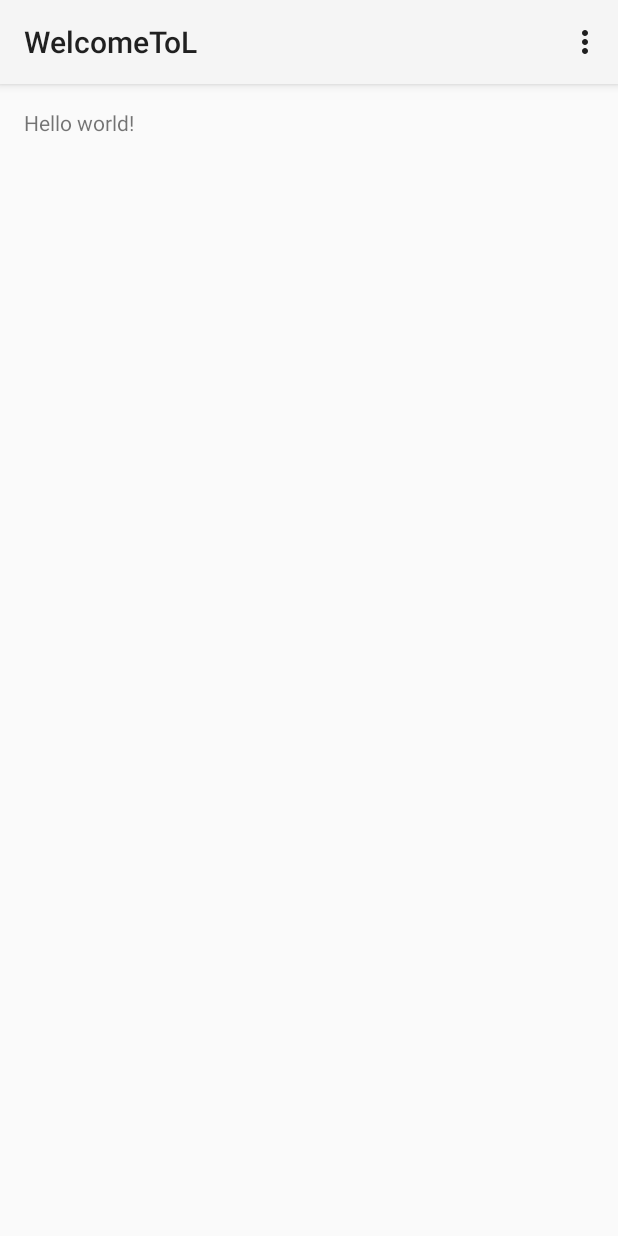
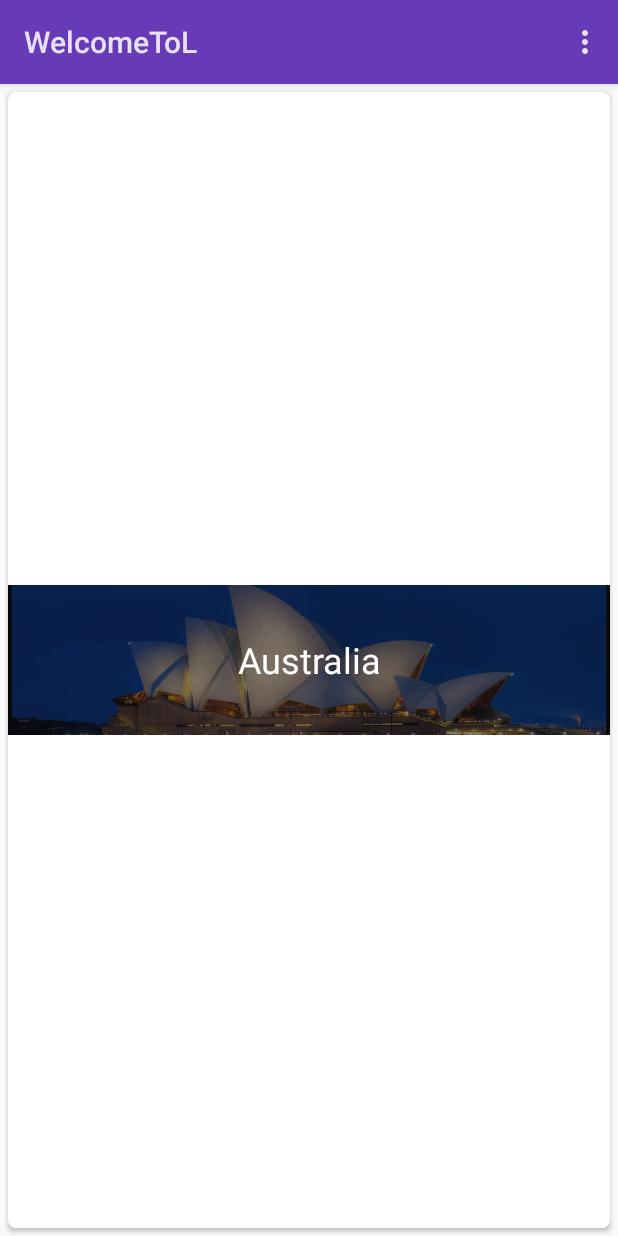
Before and after one commit to rdrobinson3/WelcomeToL, an Android app: the screen it shows after launch (CountryActivity), on a phone screen of 412 x 824 dp. Run offline under Robolectric (Android 15) with nearby library versions, the phone set to English and light mode, and no system bars.

Commit message:
Added basic recycler view and cardview usage.

```diff
--- a/app/build.gradle
+++ b/app/build.gradle
@@ -21,4 +21,6 @@ android {
 
 dependencies {
     compile fileTree(dir: 'libs', include: ['*.jar'])
+    compile 'com.android.support:recyclerview-v7:21.+'
+    compile 'com.android.support:cardview-v7:21.+'
 }
--- a/app/src/main/java/mindmine/com/welcometol/CountryActivity.java
+++ b/app/src/main/java/mindmine/com/welcometol/CountryActivity.java
@@ -2,18 +2,33 @@ package mindmine.com.welcometol;
 
 import android.app.Activity;
 import android.os.Bundle;
+import android.support.v7.widget.DefaultItemAnimator;
+import android.support.v7.widget.LinearLayoutManager;
+import android.support.v7.widget.RecyclerView;
 import android.view.Menu;
 import android.view.MenuItem;
+
+import mindmine.com.welcometol.model.CountryManager;
 
 
 public class CountryActivity extends Activity {
 
+    private RecyclerView mRecyclerView;
+    private CountryAdapter mAdapter;
+
     @Override
     protected void onCreate(Bundle savedInstanceState) {
+
         super.onCreate(savedInstanceState);
         setContentView(R.layout.activity_country);
+
+        mRecyclerView = (RecyclerView)findViewById(R.id.list);
+        mRecyclerView.setLayoutManager(new LinearLayoutManager(this));
+        mRecyclerView.setItemAnimator(new DefaultItemAnimator());
+
+        mAdapter = new CountryAdapter(CountryManager.getInstance().getCountries(), R.layout.row_country, this);
+        mRecyclerView.setAdapter(mAdapter);
     }
-
 
     @Override
     public boolean onCreateOptionsMenu(Menu menu) {
--- /dev/null
+++ b/app/src/main/java/mindmine/com/welcometol/CountryAdapter.java
@@ -0,0 +1,60 @@
+package mindmine.com.welcometol;
+
+import android.content.Context;
+import android.support.v7.widget.RecyclerView;
+import android.view.LayoutInflater;
+import android.view.View;
+import android.view.ViewGroup;
+import android.widget.ImageView;
+import android.widget.TextView;
+
+import java.util.List;
+
+import mindmine.com.welcometol.model.Country;
+
+/**
+ * Created by Trey Robinson on 8/3/14.
+ * Copyright 2014 MindMine LLC.
+ */
+public class CountryAdapter extends RecyclerView.Adapter<CountryAdapter.ViewHolder>{
+
+    private List<Country> countries;
+    private int rowLayout;
+    private Context mContext;
+
+    public CountryAdapter(List<Country> countries, int rowLayout, Context context) {
+        this.countries = countries;
+        this.rowLayout = rowLayout;
+        this.mContext = context;
+    }
+
+    @Override
+    public ViewHolder onCreateViewHolder(ViewGroup viewGroup, int i) {
+        View v = LayoutInflater.from(viewGroup.getContext()).inflate(rowLayout, viewGroup, false);
+        return new ViewHolder(v);
+    }
+
+    @Override
+    public void onBindViewHolder(ViewHolder viewHolder, int i) {
+        Country country = countries.get(i);
+        viewHolder.countryName.setText(country.name);
+        viewHolder.countryImage.setImageDrawable(mContext.getDrawable(country.getImageResourceId(mContext)));
+    }
+
+    @Override
+    public int getItemCount() {
+        return countries == null ? 0 : countries.size();
+    }
+
+    public static class ViewHolder extends RecyclerView.ViewHolder {
+        public TextView countryName;
+        public ImageView countryImage;
+
+        public ViewHolder(View itemView) {
+            super(itemView);
+            countryName = (TextView) itemView.findViewById(R.id.countryName);
+            countryImage = (ImageView)itemView.findViewById(R.id.countryImage);
+        }
+
+    }
+}
--- a/app/src/main/res/layout/activity_country.xml
+++ b/app/src/main/res/layout/activity_country.xml
@@ -2,15 +2,13 @@
     xmlns:tools="http://schemas.android.com/tools"
     android:layout_width="match_parent"
     android:layout_height="match_parent"
-    android:paddingLeft="@dimen/activity_horizontal_margin"
-    android:paddingRight="@dimen/activity_horizontal_margin"
-    android:paddingTop="@dimen/activity_vertical_margin"
-    android:paddingBottom="@dimen/activity_vertical_margin"
     tools:context=".CountryActivity">
 
-    <TextView
-        android:text="@string/hello_world"
-        android:layout_width="wrap_content"
-        android:layout_height="wrap_content" />
+    <android.support.v7.widget.RecyclerView
+        android:id="@+id/list"
+        android:layout_width="match_parent"
+        android:layout_height="match_parent"
+        tools:context=".CountryActivity"
+        />
 
 </RelativeLayout>
--- /dev/null
+++ b/app/src/main/res/layout/row_country.xml
@@ -0,0 +1,37 @@
+<?xml version="1.0" encoding="utf-8"?>
+<android.support.v7.widget.CardView xmlns:android="http://schemas.android.com/apk/res/android"
+    android:orientation="horizontal" android:layout_width="match_parent"
+    xmlns:card_view="http://schemas.android.com/apk/res-auto"
+    android:layout_margin="5dp"
+    card_view:cardCornerRadius="5dp"
+    android:layout_height="match_parent">
+
+    <RelativeLayout
+        android:layout_width="match_parent"
+        android:layout_height="match_parent">
+
+        <ImageView
+            android:id="@+id/countryImage"
+            android:layout_width="match_parent"
+            android:layout_height="100dp"
+            android:scaleType="centerCrop"
+            android:tint="@color/photo_tint"
+            android:layout_centerInParent="true"
+            />
+
+        <TextView
+            android:id="@+id/countryName"
+            android:gravity="center"
+            android:background="?android:selectableItemBackground"
+            android:focusable="true"
+            android:clickable="true"
+            android:layout_width="match_parent"
+            android:layout_height="100dp"
+            android:textSize="24sp"
+            android:layout_centerInParent="true"
+            android:textColor="@android:color/white"
+            />
+
+    </RelativeLayout>
+
+</android.support.v7.widget.CardView>
--- a/app/src/main/res/values-v21/styles.xml
+++ b/app/src/main/res/values-v21/styles.xml
@@ -1,5 +1,13 @@
 <?xml version="1.0" encoding="utf-8"?>
 <resources>
     <style name="AppTheme" parent="android:Theme.Material.Light">
+
+        <item name="android:colorPrimary">@color/primary</item>
+        <item name="android:colorPrimaryDark">@color/primary_dark</item>
+        <item name="android:colorAccent">@color/accent</item>
+        <item name="android:textColorPrimary">@color/text_primary</item>
+        <item name="android:textColor">@color/text_secondary</item>
+        <item name="android:navigationBarColor">@color/primary_dark</item>
+
     </style>
 </resources>
--- /dev/null
+++ b/app/src/main/res/values/colors.xml
@@ -0,0 +1,9 @@
+<?xml version="1.0" encoding="utf-8"?>
+<resources>
+    <color name="primary">#673ab7</color>
+    <color name="primary_dark">#512da8</color>
+    <color name="accent">#ffc400</color>
+    <color name="text_primary">#D9FFFFFF</color>
+    <color name="text_secondary">#D9000000</color>
+    <color name="photo_tint">#88101010</color>
+</resources>
```
Also changed, not shown: app/src/main/res/drawable-nodpi/australia.jpg (renamed from app/src/main/res/drawable-nores/australia.jpg), app/src/main/res/drawable-nodpi/china.jpg (renamed from app/src/main/res/drawable-nores/china.jpg), app/src/main/res/drawable-nodpi/italy.jpg (renamed from app/src/main/res/drawable-nores/italy.jpg), app/src/main/res/drawable-nodpi/japan.jpg (renamed from app/src/main/res/drawable-nores/japan.jpg), app/src/main/res/drawable-nodpi/unitedkingdom.jpg (renamed from app/src/main/res/drawable-nores/unitedkingdom.jpg), app/src/main/res/drawable-nodpi/unitedstates.jpg (renamed from app/src/main/res/drawable-nores/unitedstates.jpg), 1 other file.
